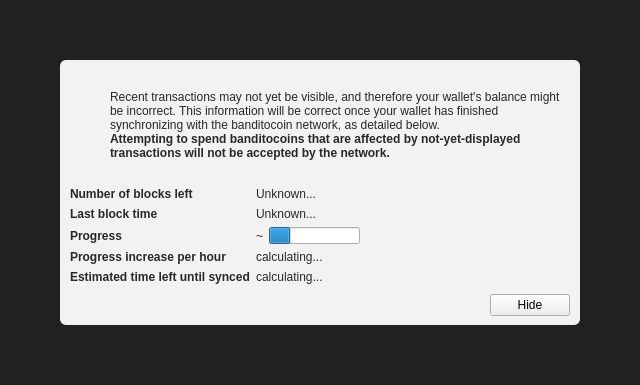
Above: src/qt/forms/modaloverlay.ui from sunrisellc/bandito before the change. Below: the same form after it.
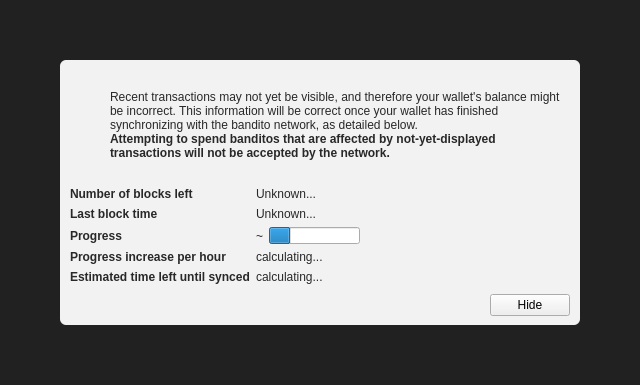
That is the form after the change. Icons and pictures are not drawn. Custom widgets are drawn as their Qt base class.

Patch:
```diff
--- a/src/qt/forms/modaloverlay.ui
+++ b/src/qt/forms/modaloverlay.ui
@@ -130,7 +130,7 @@
              <item>
               <widget class="QLabel" name="infoText">
                <property name="text">
-                <string>Recent transactions may not yet be visible, and therefore your wallet's balance might be incorrect. This information will be correct once your wallet has finished synchronizing with the banditocoin network, as detailed below.</string>
+                <string>Recent transactions may not yet be visible, and therefore your wallet's balance might be incorrect. This information will be correct once your wallet has finished synchronizing with the bandito network, as detailed below.</string>
                </property>
                <property name="textFormat">
                 <enum>Qt::RichText</enum>
@@ -149,7 +149,7 @@
                 </font>
                </property>
                <property name="text">
-                <string>Attempting to spend banditocoins that are affected by not-yet-displayed transactions will not be accepted by the network.</string>
+                <string>Attempting to spend banditos that are affected by not-yet-displayed transactions will not be accepted by the network.</string>
                </property>
                <property name="textFormat">
                 <enum>Qt::RichText</enum>
```
